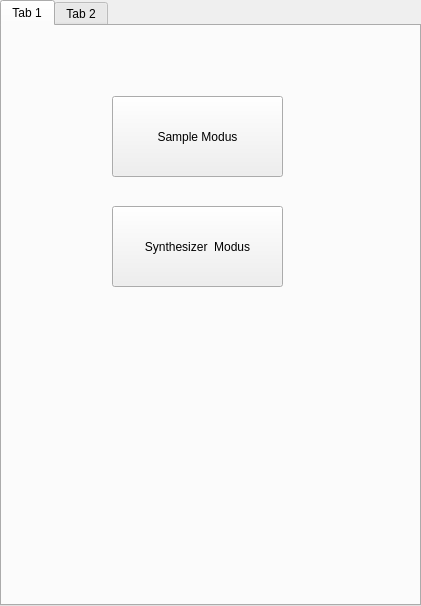
The window that FEASKonsole/widget.ui (luxil/FEASKonsole) describes before a commit, drawn with Qt 5.
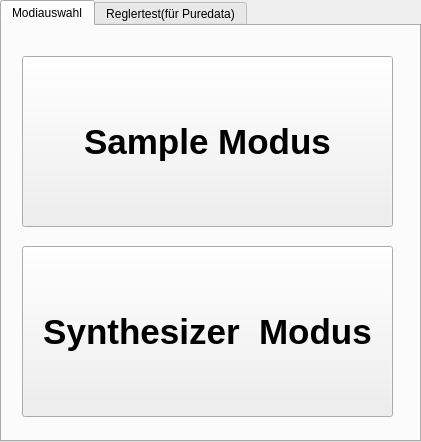
The same window after the commit.

Commit message: Texte angepasst

Diff of the .ui file:
```diff
--- a/FEASKonsole/widget.ui
+++ b/FEASKonsole/widget.ui
@@ -7,7 +7,7 @@
     <x>0</x>
     <y>0</y>
     <width>421</width>
-    <height>606</height>
+    <height>442</height>
    </rect>
   </property>
   <property name="windowTitle">
@@ -18,30 +18,50 @@
   </property>
   <widget class="QWidget" name="tab">
    <attribute name="title">
-    <string>Tab 1</string>
+    <string>Modiauswahl</string>
    </attribute>
    <widget class="QPushButton" name="TonModus">
     <property name="geometry">
      <rect>
-      <x>110</x>
-      <y>70</y>
-      <width>171</width>
-      <height>81</height>
+      <x>20</x>
+      <y>30</y>
+      <width>371</width>
+      <height>171</height>
      </rect>
     </property>
+    <property name="font">
+     <font>
+      <pointsize>26</pointsize>
+      <weight>75</weight>
+      <bold>true</bold>
+     </font>
+    </property>
     <property name="text">
      <string>Sample Modus</string>
     </property>
+    <property name="iconSize">
+     <size>
+      <width>20</width>
+      <height>20</height>
+     </size>
+    </property>
    </widget>
    <widget class="QPushButton" name="TonModus_2">
     <property name="geometry">
      <rect>
-      <x>110</x>
-      <y>180</y>
-      <width>171</width>
-      <height>81</height>
+      <x>20</x>
+      <y>220</y>
+      <width>371</width>
+      <height>171</height>
      </rect>
     </property>
+    <property name="font">
+     <font>
+      <pointsize>26</pointsize>
+      <weight>75</weight>
+      <bold>true</bold>
+     </font>
+    </property>
     <property name="text">
      <string>Synthesizer  Modus</string>
     </property>
@@ -49,7 +69,7 @@
   </widget>
   <widget class="QWidget" name="tab">
    <attribute name="title">
-    <string>Tab 2</string>
+    <string>Reglertest(für Puredata)</string>
    </attribute>
    <widget class="QCheckBox" name="checkBox">
     <property name="geometry">
```
Left out of the diff: 2 changed lines with no effect on the pictures.
